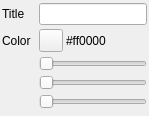
osmocom/sdrangelove, file sdrbase/gui/basicchannelsettingswidget.ui: the form before one commit.
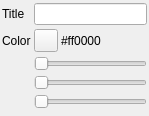
The form after the commit.

```diff
--- a/sdrbase/gui/basicchannelsettingswidget.ui
+++ b/sdrbase/gui/basicchannelsettingswidget.ui
@@ -22,6 +22,12 @@
    </property>
    <item row="0" column="0">
     <widget class="QLabel" name="label">
+     <property name="sizePolicy">
+      <sizepolicy hsizetype="Maximum" vsizetype="Preferred">
+       <horstretch>0</horstretch>
+       <verstretch>0</verstretch>
+      </sizepolicy>
+     </property>
      <property name="text">
       <string>Title</string>
      </property>
@@ -32,6 +38,12 @@
    </item>
    <item row="1" column="0">
     <widget class="QLabel" name="label_2">
+     <property name="sizePolicy">
+      <sizepolicy hsizetype="Maximum" vsizetype="Preferred">
+       <horstretch>0</horstretch>
+       <verstretch>0</verstretch>
+      </sizepolicy>
+     </property>
      <property name="text">
       <string>Color</string>
      </property>
@@ -53,6 +65,9 @@
    </item>
    <item row="2" column="1" colspan="2">
     <widget class="QSlider" name="red">
+     <property name="maximum">
+      <number>255</number>
+     </property>
      <property name="orientation">
       <enum>Qt::Horizontal</enum>
      </property>
@@ -60,6 +75,9 @@
    </item>
    <item row="3" column="1" colspan="2">
     <widget class="QSlider" name="green">
+     <property name="maximum">
+      <number>255</number>
+     </property>
      <property name="orientation">
       <enum>Qt::Horizontal</enum>
      </property>
@@ -67,6 +85,9 @@
    </item>
    <item row="4" column="1" colspan="2">
     <widget class="QSlider" name="blue">
+     <property name="maximum">
+      <number>255</number>
+     </property>
      <property name="orientation">
       <enum>Qt::Horizontal</enum>
      </property>
```
Left out of the diff: 4 changed lines with no effect on the pictures.
